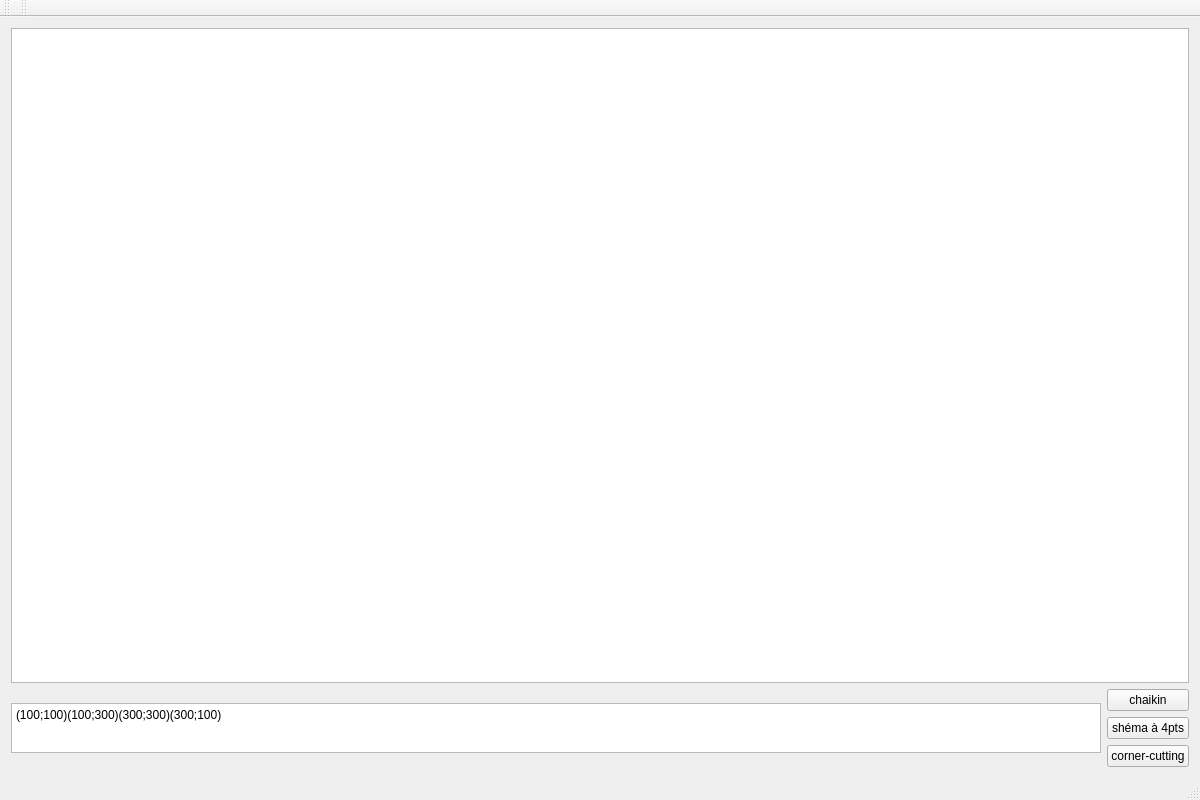
Above: Geo Num/TP4-GeoNum/mainwindow.ui from Mric26/M1-S8 before the change. Below: the same form after it.
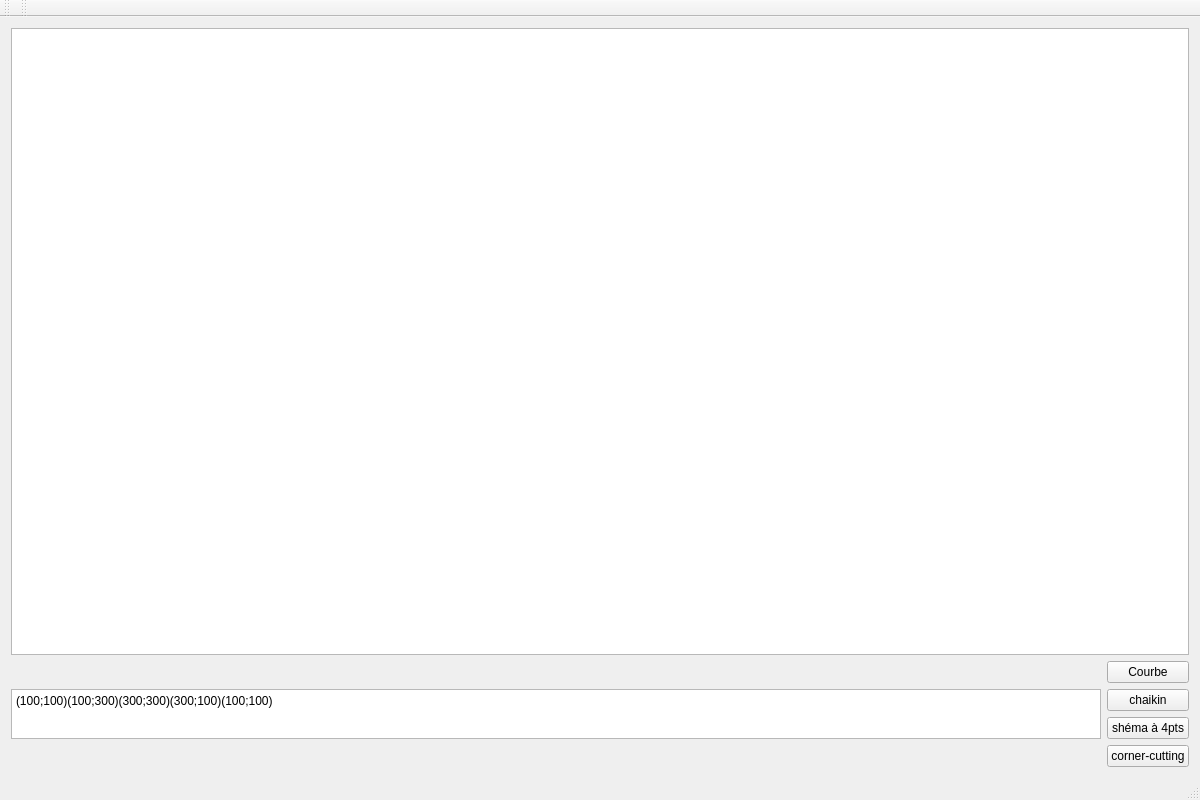
That is the form after the change.

What changed in the file:
```diff
--- a/Geo Num/TP4-GeoNum/mainwindow.ui
+++ b/Geo Num/TP4-GeoNum/mainwindow.ui
@@ -38,7 +38,7 @@
            </size>
           </property>
           <property name="plainText">
-           <string>(100;100)(100;300)(300;300)(300;100)</string>
+           <string>(100;100)(100;300)(300;300)(300;100)(100;100)</string>
           </property>
          </widget>
         </item>
@@ -46,6 +46,13 @@
       </item>
       <item>
        <layout class="QVBoxLayout" name="zoneBoutons">
+        <item>
+         <widget class="QPushButton" name="Courbe">
+          <property name="text">
+           <string>Courbe</string>
+          </property>
+         </widget>
+        </item>
         <item>
          <widget class="QPushButton" name="chaikin">
           <property name="text">
```
Left out of the diff: 2 changed lines with no effect on the pictures.
